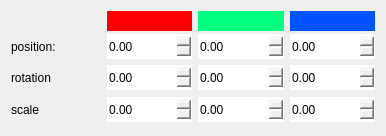
Old version of the form src/widgets/transformeditor.ui in the repository jahshaka/Studio.
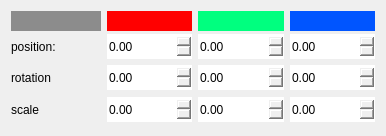
New version of the form.

Patch:
```diff
--- a/src/widgets/transformeditor.ui
+++ b/src/widgets/transformeditor.ui
@@ -61,6 +61,9 @@
           <height>20</height>
          </size>
         </property>
+        <property name="styleSheet">
+         <string notr="true">background-color: rgb(140, 140, 140);</string>
+        </property>
        </widget>
       </item>
       <item>
```
Left out of the diff: 3 changed lines with no effect on the pictures.
